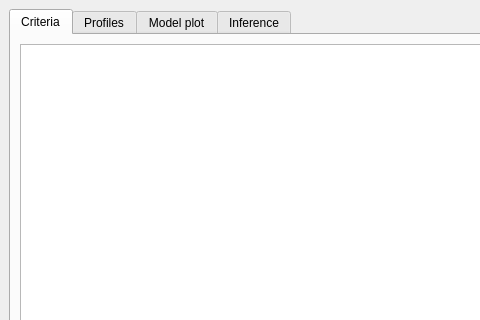
First picture: the form in ui/etrimain.ui, repository oso/qgis-etri, before the edit; both pictures show x 0 to 480 and y 0 to 320 of the 800 by 606 pixel window.
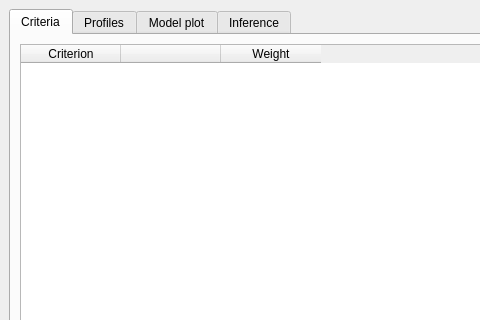
Second picture: the form after the edit. Icons and pictures are not drawn. Custom widgets are drawn as their Qt base class.

Commit message:
[UI] Reenable horizontal header of criteria tab
It has been removed by mistake...

What changed in the file:
```diff
--- a/ui/etrimain.ui
+++ b/ui/etrimain.ui
@@ -43,7 +43,7 @@
            <number>0</number>
           </property>
           <attribute name="horizontalHeaderVisible">
-           <bool>false</bool>
+           <bool>true</bool>
           </attribute>
           <attribute name="horizontalHeaderDefaultSectionSize">
            <number>100</number>
```
The commit also changes 1 other file.
